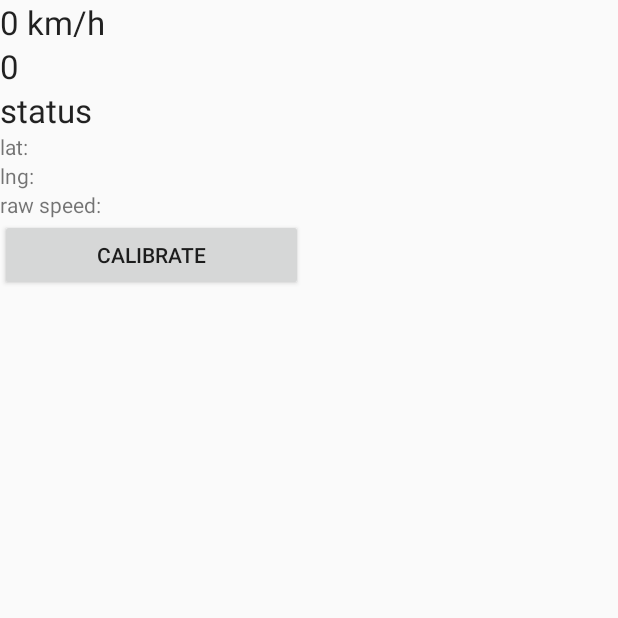
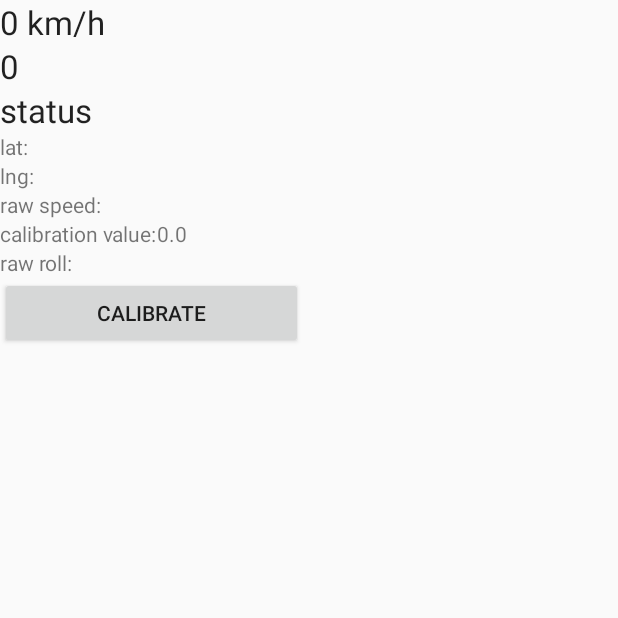
Before and after one commit to tocw86/MotorcycleMonitor, an Android app: the screen it shows after launch (MainActivity), after a tap on "CALIBRATE", on a phone screen of 412 x 824 dp, the top half of it. Run offline under Robolectric (Android 15) with nearby library versions, the phone set to English and light mode, and no system bars; 1 statement that could not run was skipped.

Commit message:
calibration

```diff
--- a/app/src/main/java/com/example/motorcyclemonitor/sensors/SensorRotation.java
+++ b/app/src/main/java/com/example/motorcyclemonitor/sensors/SensorRotation.java
@@ -17,6 +17,8 @@ public class SensorRotation implements SensorEventListener {
     public MainActivity context;
     public SensorManager sensorManager;
     public TextView txtRoll;
+    public TextView txtCalibrationVal;
+    public TextView txtRawRoll;
     // Gravity rotational data
     private float gravity[];
     // Magnetic rotational data
@@ -29,6 +31,7 @@ public class SensorRotation implements SensorEventListener {
     private float azimuth;
     private float pitch;
     private float roll;
+    private float rawRoll;
     private float calibrateRollValue;
     private long lastUpdate;
 
@@ -38,6 +41,8 @@ public class SensorRotation implements SensorEventListener {
         context = mainActivity;
         calibrateRollValue = 0;
         txtRoll = (TextView) context.findViewById(R.id.txtRoll);
+        txtCalibrationVal = (TextView) context.findViewById(R.id.txtCalibrationVal);
+        txtRawRoll = (TextView) context.findViewById(R.id.txtRawRoll);
         sensorManager = (SensorManager)  context.getSystemService(Context.SENSOR_SERVICE);
         sensorManager.registerListener(this, sensorManager.getDefaultSensor(Sensor.TYPE_ACCELEROMETER), SensorManager.SENSOR_DELAY_NORMAL
         );
@@ -70,21 +75,19 @@ public class SensorRotation implements SensorEventListener {
                     values = lowPass(values, values);
                     azimuth = values[0] * 57.2957795f;
                     pitch =values[1] * 57.2957795f;
-                    roll = values[2] * 57.2957795f;
+                    roll = rawRoll = Math.round(values[2] * 57.2957795f);
+                    txtRawRoll.setText(String.valueOf(rawRoll));
+
                     if(calibrateRollValue != 0){
-                        if(calibrateRollValue < 0 && roll < 0){
-                            roll = roll + (calibrateRollValue * -1);
-                        }else if(calibrateRollValue > 0 && roll < 0){
-                            roll = roll + calibrateRollValue;
-                        }else if(calibrateRollValue < 0 && roll > 0){
-                            roll = roll - (calibrateRollValue * -1);
+                        if(calibrateRollValue < 0){
+                            roll = rawRoll - calibrateRollValue;
                         }else{
-                            roll = roll - calibrateRollValue;
+                            roll = rawRoll - calibrateRollValue;
                         }
                     }
                     mags = null;
                     accels = null;
-                    txtRoll.setText(String.valueOf(Math.round(roll)));
+                    txtRoll.setText(String.valueOf(roll));
                     lastUpdate = actualTime;
                 }
 
@@ -100,7 +103,9 @@ public class SensorRotation implements SensorEventListener {
     }
 
     public void calibrateSensors() {
-        calibrateRollValue = roll;
+        calibrateRollValue = 0;
+        calibrateRollValue = rawRoll;
+        txtCalibrationVal.setText(String.valueOf(calibrateRollValue));
     }
 
     protected float[] lowPass( float[] input, float[] output ) {
--- a/app/src/main/res/layout/activity_main.xml
+++ b/app/src/main/res/layout/activity_main.xml
@@ -48,7 +48,20 @@
             android:text="raw speed:"/>
         <TextView android:id="@+id/txtRawSpeed" android:layout_width="wrap_content" />
     </GridLayout>
-
+    <GridLayout
+        android:layout_width="match_parent"
+        android:layout_height="wrap_content">
+        <TextView
+            android:text="calibration value:"/>
+        <TextView android:id="@+id/txtCalibrationVal" android:layout_width="wrap_content" />
+    </GridLayout>
+    <GridLayout
+        android:layout_width="match_parent"
+        android:layout_height="wrap_content">
+        <TextView
+            android:text="raw roll:"/>
+        <TextView android:id="@+id/txtRawRoll" android:layout_width="wrap_content" />
+    </GridLayout>
     <Button
         android:layout_width="202dp"
         android:layout_height="wrap_content"
```
